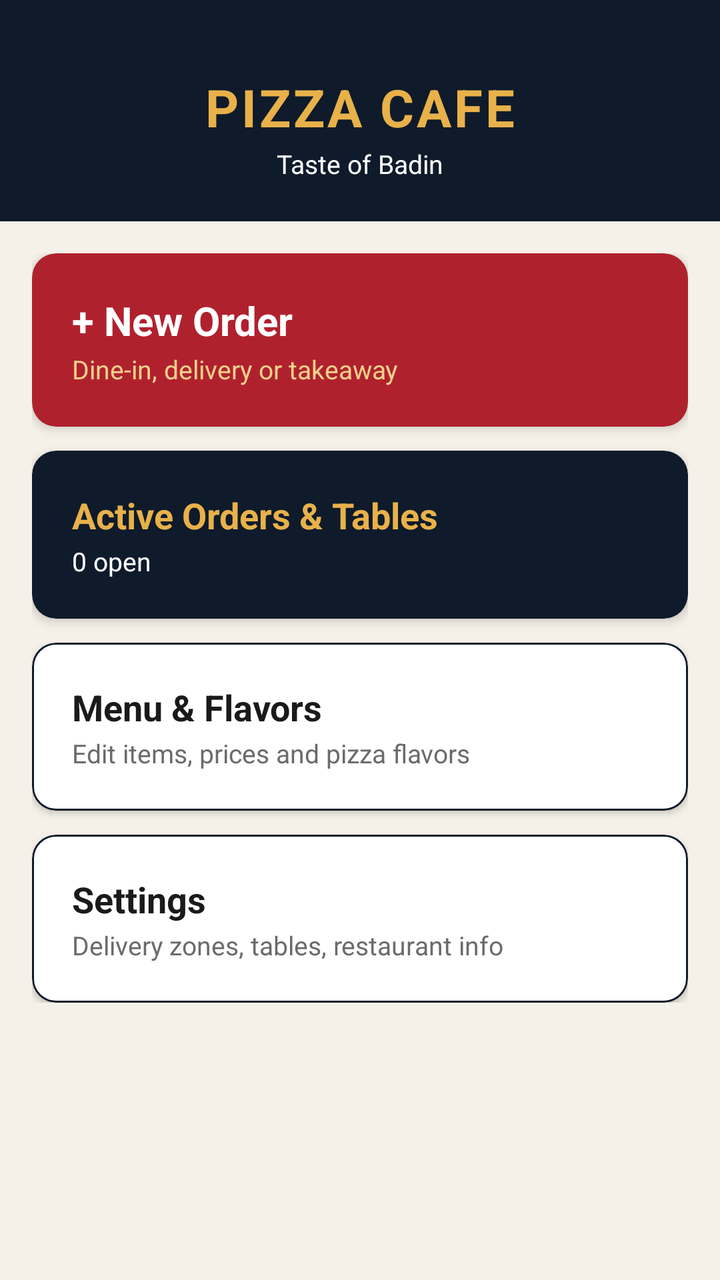
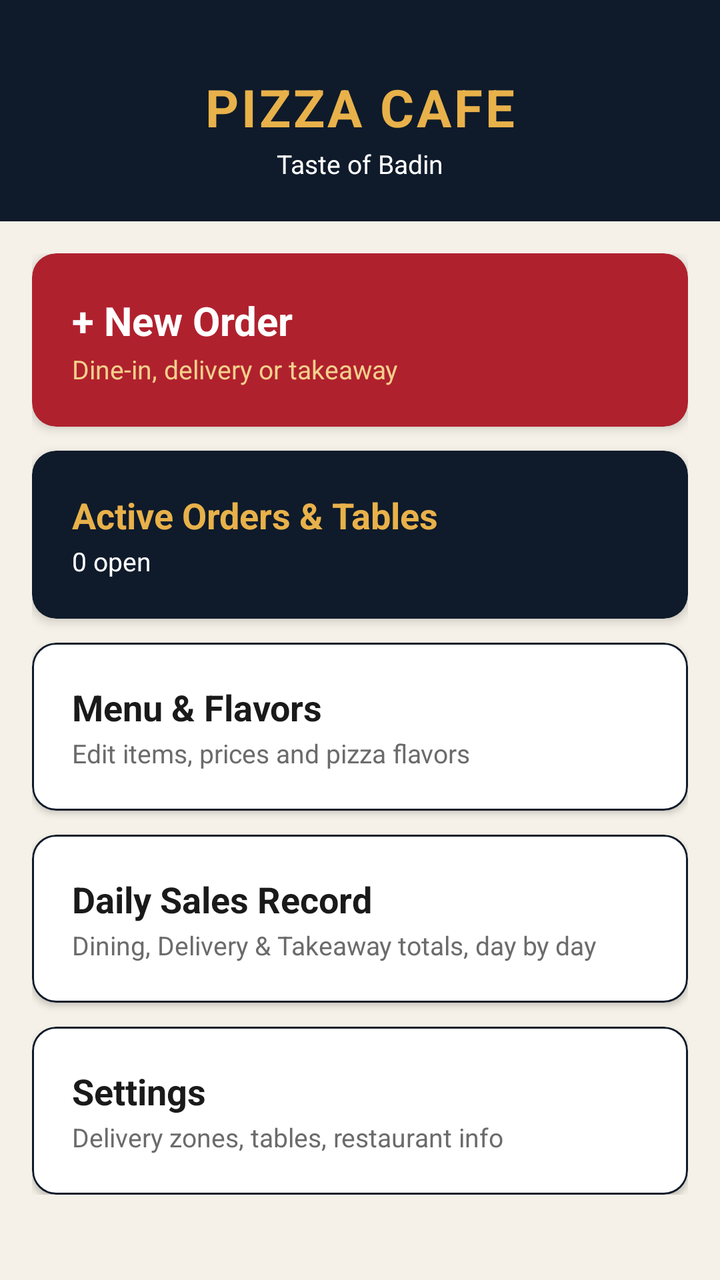

Two renders of the same Android screen: before a commit and after it. Below are the layout's source before the change and the commit's diff.
<!-- AndroidManifest.xml: application theme Theme.PizzaCafe -->
<!-- res/layout/activity_main.xml -->
<?xml version="1.0" encoding="utf-8"?>
<LinearLayout xmlns:android="http://schemas.android.com/apk/res/android"
    xmlns:app="http://schemas.android.com/apk/res-auto"
    android:layout_width="match_parent"
    android:layout_height="match_parent"
    android:orientation="vertical"
    android:background="@color/light_bg">

    <LinearLayout
        android:layout_width="match_parent"
        android:layout_height="wrap_content"
        android:orientation="vertical"
        android:background="@color/navy"
        android:paddingTop="36dp"
        android:paddingBottom="20dp"
        android:paddingStart="20dp"
        android:paddingEnd="20dp"
        android:gravity="center">

        <TextView
            android:id="@+id/tvRestaurantName"
            android:layout_width="wrap_content"
            android:layout_height="wrap_content"
            android:text="PIZZA CAFE"
            android:textColor="@color/gold"
            android:textSize="26sp"
            android:textStyle="bold"
            android:letterSpacing="0.05"/>

        <TextView
            android:layout_width="wrap_content"
            android:layout_height="wrap_content"
            android:text="@string/tagline"
            android:textColor="@color/white"
            android:textSize="13sp"
            android:layout_marginTop="2dp"/>
    </LinearLayout>

    <androidx.core.widget.NestedScrollView
        android:layout_width="match_parent"
        android:layout_height="0dp"
        android:layout_weight="1">

        <LinearLayout
            android:layout_width="match_parent"
            android:layout_height="wrap_content"
            android:orientation="vertical"
            android:padding="16dp">

            <com.google.android.material.card.MaterialCardView
                android:id="@+id/cardNewOrder"
                style="@style/Widget.MaterialComponents.CardView"
                android:layout_width="match_parent"
                android:layout_height="wrap_content"
                android:layout_marginBottom="12dp"
                app:cardBackgroundColor="@color/cafe_red"
                app:cardCornerRadius="12dp"
                app:cardElevation="3dp">

                <LinearLayout
                    android:layout_width="match_parent"
                    android:layout_height="wrap_content"
                    android:orientation="vertical"
                    android:padding="20dp">

                    <TextView
                        android:layout_width="wrap_content"
                        android:layout_height="wrap_content"
                        android:text="+ New Order"
                        android:textColor="@color/white"
                        android:textSize="20sp"
                        android:textStyle="bold"/>

                    <TextView
                        android:layout_width="wrap_content"
                        android:layout_height="wrap_content"
                        android:text="Dine-in, delivery or takeaway"
                        android:textColor="@color/gold_light"
                        android:textSize="13sp"
                        android:layout_marginTop="2dp"/>
                </LinearLayout>
            </com.google.android.material.card.MaterialCardView>

            <com.google.android.material.card.MaterialCardView
                android:id="@+id/cardOrders"
                android:layout_width="match_parent"
                android:layout_height="wrap_content"
                android:layout_marginBottom="12dp"
                app:cardBackgroundColor="@color/navy"
                app:cardCornerRadius="12dp"
                app:cardElevation="3dp">

                <LinearLayout
                    android:layout_width="match_parent"
                    android:layout_height="wrap_content"
                    android:orientation="vertical"
                    android:padding="20dp">

                    <TextView
                        android:layout_width="wrap_content"
                        android:layout_height="wrap_content"
                        android:text="Active Orders &amp; Tables"
                        android:textColor="@color/gold"
                        android:textSize="18sp"
                        android:textStyle="bold"/>

                    <TextView
                        android:id="@+id/tvActiveCount"
                        android:layout_width="wrap_content"
                        android:layout_height="wrap_content"
                        android:text="0 open"
                        android:textColor="@color/white"
                        android:textSize="13sp"
                        android:layout_marginTop="2dp"/>
                </LinearLayout>
            </com.google.android.material.card.MaterialCardView>

            <com.google.android.material.card.MaterialCardView
                android:id="@+id/cardMenu"
                android:layout_width="match_parent"
                android:layout_height="wrap_content"
                android:layout_marginBottom="12dp"
                app:cardBackgroundColor="@color/white"
                app:cardCornerRadius="12dp"
                app:cardElevation="2dp"
                app:strokeColor="@color/navy"
                app:strokeWidth="1dp">

                <LinearLayout
                    android:layout_width="match_parent"
                    android:layout_height="wrap_content"
                    android:orientation="vertical"
                    android:padding="20dp">

                    <TextView
                        android:layout_width="wrap_content"
                        android:layout_height="wrap_content"
                        android:text="Menu &amp; Flavors"
                        android:textColor="@color/text_dark"
                        android:textSize="18sp"
                        android:textStyle="bold"/>

                    <TextView
                        android:layout_width="wrap_content"
                        android:layout_height="wrap_content"
                        android:text="Edit items, prices and pizza flavors"
                        android:textColor="@color/text_muted"
                        android:textSize="13sp"
                        android:layout_marginTop="2dp"/>
                </LinearLayout>
            </com.google.android.material.card.MaterialCardView>

            <com.google.android.material.card.MaterialCardView
                android:id="@+id/cardSettings"
                android:layout_width="match_parent"
                android:layout_height="wrap_content"
                app:cardBackgroundColor="@color/white"
                app:cardCornerRadius="12dp"
                app:cardElevation="2dp"
                app:strokeColor="@color/navy"
                app:strokeWidth="1dp">

                <LinearLayout
                    android:layout_width="match_parent"
                    android:layout_height="wrap_content"
                    android:orientation="vertical"
                    android:padding="20dp">

                    <TextView
                        android:layout_width="wrap_content"
                        android:layout_height="wrap_content"
                        android:text="Settings"
                        android:textColor="@color/text_dark"
                        android:textSize="18sp"
                        android:textStyle="bold"/>

                    <TextView
                        android:layout_width="wrap_content"
                        android:layout_height="wrap_content"
                        android:text="Delivery zones, tables, restaurant info"
                        android:textColor="@color/text_muted"
                        android:textSize="13sp"
                        android:layout_marginTop="2dp"/>
                </LinearLayout>
            </com.google.android.material.card.MaterialCardView>

        </LinearLayout>
    </androidx.core.widget.NestedScrollView>
</LinearLayout>
<!-- resources referenced by this layout -->
<resources>
  <color name="cafe_red">#B0212E</color>
  <color name="gold">#E8B14A</color>
  <color name="gold_light">#F3D08C</color>
  <color name="light_bg">#F5F1E8</color>
  <color name="navy">#0F1B2B</color>
  <color name="text_dark">#1A1A1A</color>
  <color name="text_muted">#6B6B6B</color>
  <color name="white">#FFFFFF</color>
  <string name="tagline">Taste of Badin</string>
  <style name="Theme.PizzaCafe" parent="Theme.MaterialComponents.DayNight.NoActionBar">
          <item name="colorPrimary">@color/navy</item>
          <item name="colorPrimaryVariant">@color/navy_dark</item>
          <item name="colorOnPrimary">@color/gold</item>
          <item name="colorSecondary">@color/cafe_red</item>
          <item name="colorSecondaryVariant">@color/cafe_red</item>
          <item name="colorOnSecondary">@color/white</item>
          <item name="android:windowBackground">@color/light_bg</item>
          <item name="android:statusBarColor">@color/navy_dark</item>
      </style>
  <color name="navy_dark">#0A1420</color>
</resources>

<!-- the commit's change to res/layout/activity_main.xml (unified diff, before → after) -->
@@ -151,9 +151,10 @@
             </com.google.android.material.card.MaterialCardView>
 
             <com.google.android.material.card.MaterialCardView
-                android:id="@+id/cardSettings"
-                android:layout_width="match_parent"
-                android:layout_height="wrap_content"
+                android:id="@+id/cardDailySummary"
+                android:layout_width="match_parent"
+                android:layout_height="wrap_content"
+                android:layout_marginBottom="12dp"
                 app:cardBackgroundColor="@color/white"
                 app:cardCornerRadius="12dp"
                 app:cardElevation="2dp"
@@ -169,6 +170,40 @@
                     <TextView
                         android:layout_width="wrap_content"
                         android:layout_height="wrap_content"
+                        android:text="Daily Sales Record"
+                        android:textColor="@color/text_dark"
+                        android:textSize="18sp"
+                        android:textStyle="bold"/>
+
+                    <TextView
+                        android:layout_width="wrap_content"
+                        android:layout_height="wrap_content"
+                        android:text="Dining, Delivery &amp; Takeaway totals, day by day"
+                        android:textColor="@color/text_muted"
+                        android:textSize="13sp"
+                        android:layout_marginTop="2dp"/>
+                </LinearLayout>
+            </com.google.android.material.card.MaterialCardView>
+
+            <com.google.android.material.card.MaterialCardView
+                android:id="@+id/cardSettings"
+                android:layout_width="match_parent"
+                android:layout_height="wrap_content"
+                app:cardBackgroundColor="@color/white"
+                app:cardCornerRadius="12dp"
+                app:cardElevation="2dp"
+                app:strokeColor="@color/navy"
+                app:strokeWidth="1dp">
+
+                <LinearLayout
+                    android:layout_width="match_parent"
+                    android:layout_height="wrap_content"
+                    android:orientation="vertical"
+                    android:padding="20dp">
+
+                    <TextView
+                        android:layout_width="wrap_content"
+                        android:layout_height="wrap_content"
                         android:text="Settings"
                         android:textColor="@color/text_dark"
                         android:textSize="18sp"
